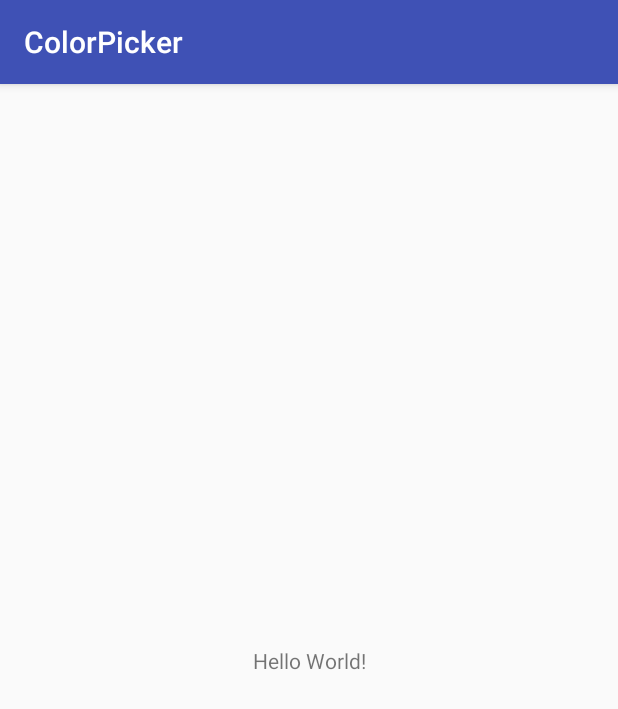
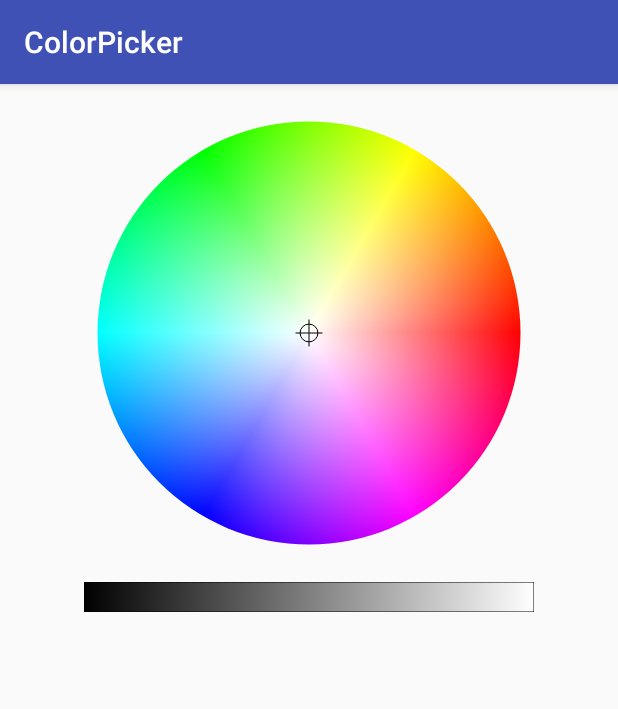
Before and after one commit to duanhong169/ColorPicker, an Android app: the screen it shows after launch (MainActivity), on a phone screen of 412 x 824 dp. Shown: the top 709 px of the screen. Run offline under Robolectric (Android 15) with nearby library versions, the phone set to English and light mode, and no system bars; our stand-ins replace ButterKnife.

Commit message:
Implemented color wheel with selector

```diff
--- a/app/build.gradle
+++ b/app/build.gradle
@@ -19,10 +19,13 @@ android {
 }
 
 dependencies {
-    implementation fileTree(dir: 'libs', include: ['*.jar'])
+    implementation fileTree(include: ['*.jar'], dir: 'libs')
     implementation 'com.android.support:appcompat-v7:27.1.1'
     implementation 'com.android.support.constraint:constraint-layout:1.1.2'
+    implementation 'com.jakewharton:butterknife:8.7.0'
+    annotationProcessor 'com.jakewharton:butterknife-compiler:8.7.0'
     testImplementation 'junit:junit:4.12'
     androidTestImplementation 'com.android.support.test:runner:1.0.2'
     androidTestImplementation 'com.android.support.test.espresso:espresso-core:3.0.2'
+    implementation project(':colorpicker')
 }
--- a/app/src/main/java/top/defaults/colorpicker/MainActivity.java
+++ b/app/src/main/java/top/defaults/colorpicker/MainActivity.java
@@ -3,11 +3,27 @@ package top.defaults.colorpicker;
 import android.support.v7.app.AppCompatActivity;
 import android.os.Bundle;
 
+import butterknife.BindView;
+import butterknife.ButterKnife;
+import top.defaults.view.BrightnessSliderView;
+import top.defaults.view.ColorWheelView;
+
 public class MainActivity extends AppCompatActivity {
+
+    @BindView(R.id.colorWheel) ColorWheelView colorWheel;
+    @BindView(R.id.brightnessSlider) BrightnessSliderView brightnessSlider;
 
     @Override
     protected void onCreate(Bundle savedInstanceState) {
         super.onCreate(savedInstanceState);
         setContentView(R.layout.activity_main);
+        ButterKnife.bind(this);
+
+        colorWheel.setListener(new ColorWheelView.OnColorListener() {
+            @Override
+            public void onColor(int color, boolean fromUser) {
+                brightnessSlider.setColor(color);
+            }
+        });
     }
 }
--- a/app/src/main/res/layout/activity_main.xml
+++ b/app/src/main/res/layout/activity_main.xml
@@ -7,13 +7,22 @@
     android:layout_height="match_parent"
     tools:context=".MainActivity">
 
-    <TextView
-        android:layout_width="wrap_content"
-        android:layout_height="wrap_content"
-        android:text="Hello World!"
-        app:layout_constraintBottom_toBottomOf="parent"
+    <top.defaults.view.ColorWheelView
+        android:id="@+id/colorWheel"
+        android:layout_width="300dp"
+        android:layout_height="300dp"
+        android:layout_marginTop="16dp"
         app:layout_constraintLeft_toLeftOf="parent"
         app:layout_constraintRight_toRightOf="parent"
         app:layout_constraintTop_toTopOf="parent"/>
 
+    <top.defaults.view.BrightnessSliderView
+        android:id="@+id/brightnessSlider"
+        android:layout_width="300dp"
+        android:layout_height="20dp"
+        android:layout_marginTop="16dp"
+        app:layout_constraintTop_toBottomOf="@+id/colorWheel"
+        app:layout_constraintLeft_toLeftOf="parent"
+        app:layout_constraintRight_toRightOf="parent"/>
+
 </android.support.constraint.ConstraintLayout>
--- /dev/null
+++ b/colorpicker/src/main/java/top/defaults/view/BrightnessSliderView.java
@@ -0,0 +1,78 @@
+package top.defaults.view;
+
+import android.annotation.SuppressLint;
+import android.content.Context;
+import android.graphics.Canvas;
+import android.graphics.Color;
+import android.graphics.LinearGradient;
+import android.graphics.Paint;
+import android.graphics.Shader;
+import android.support.annotation.Nullable;
+import android.util.AttributeSet;
+import android.view.MotionEvent;
+import android.view.View;
+
+public class BrightnessSliderView extends View {
+
+    private int color = Color.WHITE;
+    private Paint brightnessPaint;
+    private Paint borderPaint;
+
+    public BrightnessSliderView(Context context) {
+        this(context, null);
+    }
+
+    public BrightnessSliderView(Context context, @Nullable AttributeSet attrs) {
+        this(context, attrs, 0);
+    }
+
+    public BrightnessSliderView(Context context, @Nullable AttributeSet attrs, int defStyleAttr) {
+        super(context, attrs, defStyleAttr);
+        brightnessPaint = new Paint(Paint.ANTI_ALIAS_FLAG);
+        borderPaint = new Paint(Paint.ANTI_ALIAS_FLAG);
+        borderPaint.setStyle(Paint.Style.STROKE);
+        borderPaint.setStrokeWidth(0);
+        borderPaint.setColor(Color.BLACK);
+    }
+
+    @Override
+    protected void onSizeChanged(int w, int h, int oldw, int oldh) {
+        applyChanges();
+    }
+
+    @Override
+    protected void onDraw(Canvas canvas) {
+        canvas.drawRect(0, 0, getWidth(), getHeight(), brightnessPaint);
+        canvas.drawRect(0, 0, getWidth(), getHeight(), borderPaint);
+    }
+
+    @SuppressLint("ClickableViewAccessibility")
+    @Override
+    public boolean onTouchEvent(MotionEvent event) {
+        int action = event.getActionMasked();
+        switch ( action ) {
+            case MotionEvent.ACTION_DOWN:
+            case MotionEvent.ACTION_MOVE:
+                invalidate();
+                return true;
+        }
+        return super.onTouchEvent(event);
+    }
+
+    public void setColor(int color) {
+        this.color = color;
+        applyChanges();
+        invalidate();
+    }
+
+    public void applyChanges() {
+        float[] hsv = new float[3];
+        Color.colorToHSV(color, hsv);
+        hsv[2] = 0;
+        int startColor = Color.HSVToColor(hsv);
+        hsv[2] = 1;
+        int endColor = Color.HSVToColor(hsv);
+        Shader shader = new LinearGradient(0, 0, getWidth(), getHeight(), startColor, endColor, Shader.TileMode.CLAMP);
+        brightnessPaint.setShader(shader);
+    }
+}
--- /dev/null
+++ b/colorpicker/src/main/java/top/defaults/view/ColorWheelView.java
@@ -0,0 +1,157 @@
+package top.defaults.view;
+
+import android.annotation.SuppressLint;
+import android.content.Context;
+import android.graphics.Canvas;
+import android.graphics.Color;
+import android.graphics.Paint;
+import android.graphics.PointF;
+import android.graphics.RadialGradient;
+import android.graphics.Shader;
+import android.graphics.SweepGradient;
+import android.support.annotation.Nullable;
+import android.util.AttributeSet;
+import android.view.MotionEvent;
+import android.view.View;
+
+/**
+ * HSV color wheel
+ */
+public class ColorWheelView extends View {
+
+    private float radius;
+    private float centerX;
+    private float centerY;
+
+    private Paint huePaint;
+    private Paint saturationPaint;
+    private Paint brightnessPaint;
+    private Paint selectorPaint;
+
+    private static final int SELECTOR_RADIUS_DP = 9;
+    private float selectorRadiusPx = SELECTOR_RADIUS_DP * 3;
+
+    private PointF currentPoint = new PointF();
+    private int currentColor = Color.BLACK;
+
+    public ColorWheelView(Context context) {
+        this(context, null);
+    }
+
+    public ColorWheelView(Context context, @Nullable AttributeSet attrs) {
+        this(context, attrs, 0);
+    }
+
+    public ColorWheelView(Context context, @Nullable AttributeSet attrs, int defStyleAttr) {
+        super(context, attrs, defStyleAttr);
+        huePaint = new Paint(Paint.ANTI_ALIAS_FLAG);
+        saturationPaint = new Paint(Paint.ANTI_ALIAS_FLAG);
+        brightnessPaint = new Paint(Paint.ANTI_ALIAS_FLAG);
+        brightnessPaint.setColor(Color.BLACK);
+        brightnessPaint.setAlpha(0);
+
+        selectorPaint = new Paint(Paint.ANTI_ALIAS_FLAG);
+        selectorPaint.setColor(Color.BLACK);
+        selectorPaint.setStyle(Paint.Style.STROKE);
+        selectorPaint.setStrokeWidth(0);
+
+        selectorRadiusPx = SELECTOR_RADIUS_DP * getResources().getDisplayMetrics().density;
+    }
+
+    @Override
+    protected void onSizeChanged(int w, int h, int oldw, int oldh) {
+        int netWidth = w - getPaddingLeft() - getPaddingRight();
+        int netHeight = h - getPaddingTop() - getPaddingBottom();
+        radius = Math.min(netWidth, netHeight) * 0.5f - selectorRadiusPx;
+        centerX = netWidth * 0.5f;
+        centerY = netHeight * 0.5f;
+        setColor(currentColor);
+
+        Shader hueShader = new SweepGradient(centerX, centerY,
+                new int[] {Color.RED, Color.MAGENTA, Color.BLUE, Color.CYAN, Color.GREEN, Color.YELLOW, Color.RED},
+                null);
+        huePaint.setShader(hueShader);
+
+        Shader saturationShader = new RadialGradient(centerX, centerY, radius,
+                Color.WHITE, 0x00FFFFFF, Shader.TileMode.CLAMP);
+        saturationPaint.setShader(saturationShader);
+    }
+
+    @Override
+    protected void onDraw(Canvas canvas) {
+        canvas.drawCircle(centerX, centerY, radius, huePaint);
+        canvas.drawCircle(centerX, centerY, radius, saturationPaint);
+        canvas.drawCircle(centerX, centerY, radius, brightnessPaint);
+        canvas.drawLine(currentPoint.x - selectorRadiusPx, currentPoint.y,
+                currentPoint.x + selectorRadiusPx, currentPoint.y, selectorPaint);
+        canvas.drawLine(currentPoint.x, currentPoint.y - selectorRadiusPx,
+                currentPoint.x, currentPoint.y + selectorRadiusPx, selectorPaint);
+        canvas.drawCircle(currentPoint.x, currentPoint.y, selectorRadiusPx * 0.66f, selectorPaint);
+    }
+
+    @SuppressLint("ClickableViewAccessibility")
+    @Override
+    public boolean onTouchEvent(MotionEvent event) {
+        int action = event.getActionMasked();
+        switch ( action ) {
+            case MotionEvent.ACTION_DOWN:
+            case MotionEvent.ACTION_MOVE:
+                float x = event.getX();
+                float y = event.getY();
+                notifyColor(getColorAtPoint(x, y), true);
+                updateSelector(x, y);
+                invalidate();
+                return true;
+        }
+        return super.onTouchEvent(event);
+    }
+
+    private int getColorAtPoint(float eventX, float eventY) {
+        float x = eventX - centerX;
+        float y = eventY - centerY;
+        double r = Math.sqrt(x * x + y * y);
+        float[] hsv = {0, 0, 1};
+        hsv[0] = (float) (Math.atan2(y, -x) / Math.PI * 180f) + 180;
+        hsv[1] = Math.max(0f, Math.min(1f, (float) (r / radius)));
+        return Color.HSVToColor(hsv);
+    }
+
+    public void setColor(int color) {
+        float[] hsv = new float[3];
+        Color.colorToHSV(color, hsv);
+        float r = hsv[1] * radius;
+        float radian = (float) (hsv[0] / 180f * Math.PI);
+        updateSelector((float) (r * Math.cos(radian) + centerX), (float) (-r * Math.sin(radian) + centerY));
+        notifyColor(color, false);
+    }
+
+    private void updateSelector(float eventX, float eventY) {
+        float x = eventX - centerX;
+        float y = eventY - centerY;
+        double r = Math.sqrt(x * x + y * y);
+        if (r > radius) {
+            x *= radius / r;
+            y *= radius / r;
+        }
+        currentPoint.x = x + centerX;
+        currentPoint.y = y + centerY;
+        invalidate();
+    }
+
+    public interface OnColorListener {
+        void onColor(int color, boolean fromUser);
+    }
+
+    private OnColorListener listener;
+
+    public void setListener(OnColorListener listener) {
+        this.listener = listener;
+    }
+
+    private void notifyColor(int color, boolean fromUser) {
+        currentColor = color;
+        if (listener != null) {
+            listener.onColor(color, fromUser);
+        }
+    }
+}
```
